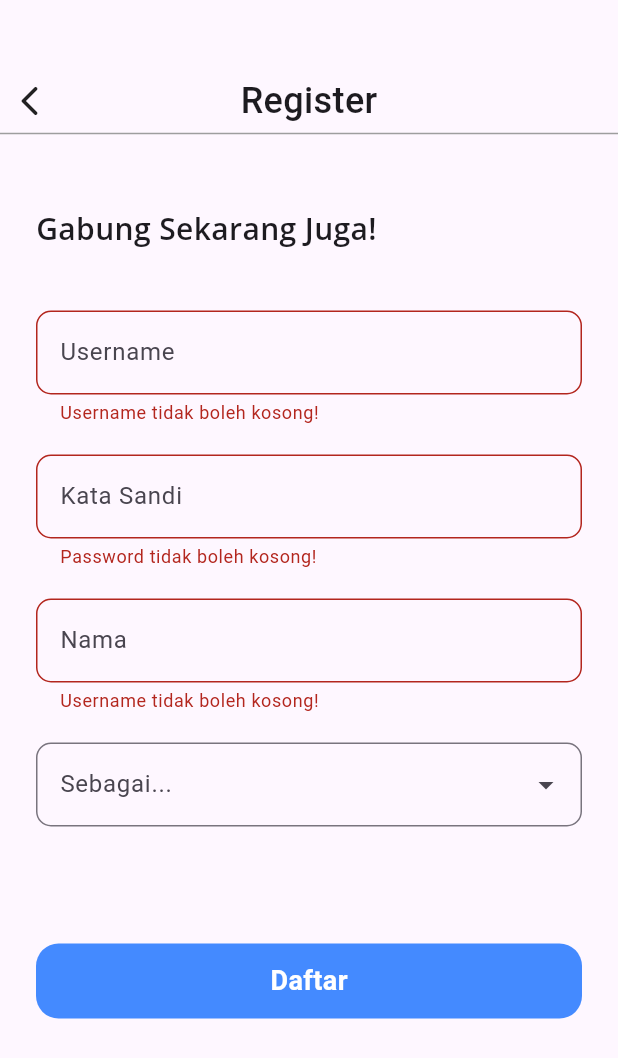
After one commit to jujuupanda/sistem_informasi_management, a Flutter app: the RegisterPage screen opened by its route, after a tap on "Daftar", on a phone screen of 412 x 824 dp. The commit adds this screen. Shown: the top 1058 px of the screen. Run offline on Flutter 3.47's test engine with Material 3 defaults, Android fonts, the phone set to English and light mode, and no system bars; drawn by our look-alikes of dropdown_textfield; our stand-ins replace bloc, connectivity_plus, equatable, flutter_bloc, gap, go_router and 3 more; accounts and stored records are empty.

Commit message:
add register

```diff
--- a/lib/src/data/bloc/auth/auth_event.dart
+++ b/lib/src/data/bloc/auth/auth_event.dart
@@ -23,4 +23,16 @@ class AuthLoginEvent extends AuthEvent {
 
 class AuthLogoutEvent extends AuthEvent {}
 
-class AuthRegisterEvent extends AuthEvent {}
+class AuthRegisterEvent extends AuthEvent {
+  final String username;
+  final String password;
+  final String name;
+  final String role;
+
+  const AuthRegisterEvent(
+    this.username,
+    this.password,
+    this.name,
+    this.role,
+  );
+}
--- a/lib/src/data/bloc/user/user_event.dart
+++ b/lib/src/data/bloc/user/user_event.dart
@@ -11,6 +11,20 @@ class UserInitialEvent extends UserEvent {}
 
 class UserGetUserEvent extends UserEvent {}
 
+class UserAddUserEvent extends UserEvent {
+  final String username;
+  final String password;
+  final String name;
+  final String role;
+
+  const UserAddUserEvent(
+    this.username,
+    this.password,
+    this.name,
+    this.role,
+  );
+}
+
 class UserEditUserEvent extends UserEvent {}
 
 class UserEditUserPasswordEvent extends UserEvent {}
--- a/lib/src/data/bloc/user/user_state.dart
+++ b/lib/src/data/bloc/user/user_state.dart
@@ -28,6 +28,20 @@ class UserGetUserErrorState extends UserState {
   List<Object> get props => [];
 }
 
+class UserAddUserSuccessState extends UserState {
+  @override
+  List<Object> get props => [];
+}
+
+class UserAddUserErrorState extends UserState {
+  final String error;
+
+  const UserAddUserErrorState(this.error);
+
+  @override
+  List<Object> get props => [error];
+}
+
 class UserEditUserSuccessState extends UserState {
   @override
   List<Object> get props => [];
--- a/lib/src/data/repositories/auth_repository.dart
+++ b/lib/src/data/repositories/auth_repository.dart
@@ -28,6 +28,4 @@ class Auth {
     Map<String, dynamic> userInfo = JwtDecoder.decode(token);
     return userInfo;
   }
-
-  register() {}
 }
--- a/lib/src/data/repositories/repository.dart
+++ b/lib/src/data/repositories/repository.dart
@@ -10,7 +10,7 @@ part 'event_repository.dart';
 part 'user_repository.dart';
 
 class Repository {
-  final baseUrlApp = "http://172.16.4.167:4000";
+  final baseUrlApp = "http://172.16.2.254:4000";
 
   final auth = Auth();
   final event = Event();
--- a/lib/src/data/repositories/user_repository.dart
+++ b/lib/src/data/repositories/user_repository.dart
@@ -1,7 +1,13 @@
 part of 'repository.dart';
 
 class User {
-  getUser(String username, String role, String token) async {
+  late String error;
+
+  getUser(
+    String username,
+    String role,
+    String token,
+  ) async {
     final url =
         Uri.parse("${Repository().baseUrlApp}/user/getUser/$username").replace(
       queryParameters: {
@@ -22,4 +28,29 @@ class User {
       return null;
     }
   }
+
+  addUser(
+    String username,
+    String password,
+    String name,
+    String role,
+  ) async {
+    error = "";
+    final url = Uri.parse("${Repository().baseUrlApp}/user/createUser");
+    final response = await http.post(
+      url,
+      body: {
+        "username": username,
+        "password": password,
+        "name": name,
+        "role": role
+      },
+    );
+    final result = jsonDecode(response.body);
+    if (response.statusCode == 200) {
+      return null;
+    } else {
+      return error = result["message"];
+    }
+  }
 }
--- a/lib/src/presentation/pages/choice/choice.dart
+++ b/lib/src/presentation/pages/choice/choice.dart
@@ -69,7 +69,9 @@ class _ChoicePageState extends State<ChoicePage> {
                         buttonName: "Masuk"),
                     const Gap(10),
                     ButtonChoice(
-                      onTap: () {},
+                      onTap: () {
+                        context.pushNamed(Routes.register);
+                      },
                       buttonName: "Daftar",
                     ),
                   ],
--- /dev/null
+++ b/lib/src/presentation/pages/register/register.dart
@@ -0,0 +1,269 @@
+import 'package:dropdown_textfield/dropdown_textfield.dart';
+import 'package:flutter/material.dart';
+import 'package:flutter_bloc/flutter_bloc.dart';
+import 'package:gap/gap.dart';
+import 'package:google_fonts/google_fonts.dart';
+import 'package:sistem_informasi_sekolah/src/routes/name_routes.dart';
+
+import '../../../data/bloc/user/user_bloc.dart';
+import '../../widgets/general/general_widget.dart';
+
+class RegisterPage extends StatefulWidget {
+  const RegisterPage({super.key});
+
+  @override
+  State<RegisterPage> createState() => _RegisterPageState();
+}
+
+class _RegisterPageState extends State<RegisterPage> {
+  final GlobalKey<FormState> _formKey = GlobalKey<FormState>();
+  late TextEditingController _usernameCtrl;
+  late TextEditingController _passwordCtrl;
+  late TextEditingController _nameCtrl;
+  late SingleValueDropDownController _roleCtrl;
+  late UserBloc _userBloc;
+
+  _addUser() {
+    _userBloc = context.read<UserBloc>();
+    _userBloc.add(UserAddUserEvent(
+      _usernameCtrl.text.toString(),
+      _passwordCtrl.text.toString(),
+      _nameCtrl.text.toString(),
+      _roleCtrl.dropDownValue!.value.toString(),
+    ));
+  }
+
+  _initialUser() {
+    _userBloc = context.read<UserBloc>();
+    _userBloc.add(UserInitialEvent());
+  }
+
+  Future<void> _showMyDialog() async {
+    return showDialog<void>(
+      context: context,
+      barrierDismissible: false, // user must tap button!
+      builder: (BuildContext context) {
+        return AlertDialog(
+          title: const Text('Pendaftaran Berhasil'),
+          content: const SingleChildScrollView(
+            child: ListBody(
+              children: <Widget>[
+                Text('Pendaftaran berhasil dilakukan.'),
+              ],
+            ),
+          ),
+          actions: <Widget>[
+            TextButton(
+              child: const Text('Kembali'),
+              onPressed: () {
+                _initialUser();
+                context.goNamed(Routes.choice);
+              },
+            ),
+            TextButton(
+              child: const Text('Ok'),
+              onPressed: () {
+                _initialUser();
+                context.pop();
+              },
+            ),
+          ],
+        );
+      },
+    );
+  }
+
+  @override
+  void initState() {
+    _usernameCtrl = TextEditingController();
+    _passwordCtrl = TextEditingController();
+    _nameCtrl = TextEditingController();
+    _roleCtrl = SingleValueDropDownController();
+
+    super.initState();
+  }
+
+  @override
+  void dispose() {
+    _roleCtrl.dispose();
+
+    super.dispose();
+  }
+
+  final List<DropDownValueModel> _roleDropDown = const [
+    DropDownValueModel(name: 'Guru', value: "1"),
+    DropDownValueModel(name: 'Murid', value: "2"),
+  ];
+
+  @override
+  Widget build(BuildContext context) {
+    _initialUser();
+    return Scaffold(
+      body: BlocBuilder<UserBloc, UserState>(
+        builder: (context, state) {
+          if (state is UserAddUserSuccessState) {
+            WidgetsBinding.instance
+                .addPostFrameCallback((_) => _showMyDialog());
+          }
+          return Stack(
+            children: [
+              Column(
+                children: [
+                  const HeaderPage(name: "Register"),
+                  Expanded(
+                    child: RefreshIndicator(
+                      onRefresh: () async {},
+                      child: SingleChildScrollView(
+                        child: Padding(
+                          padding: const EdgeInsets.all(24),
+                          child: Form(
+                            key: _formKey,
+                            child: Column(
+                              mainAxisAlignment: MainAxisAlignment.center,
+                              children: [
+                                const Gap(20),
+                                Align(
+                                  alignment: Alignment.centerLeft,
+                                  child: Text(
+                                    "Gabung Sekarang Juga!",
+                                    style: GoogleFonts.openSans(
+                                      fontSize: 20,
+                                      fontWeight: FontWeight.w600,
+                                    ),
+                                  ),
+                                ),
+                                const Gap(40),
+                                TextFormField(
+                                  controller: _usernameCtrl,
+                                  autovalidateMode:
+                                      AutovalidateMode.onUserInteraction,
+                                  decoration: InputDecoration(
+                                    border: OutlineInputBorder(
+                                      borderRadius: BorderRadius.circular(10),
+                                    ),
+                                    hintText: "Username",
+                                  ),
+                                  validator: (value) {
+                                    if (value == null || value.isEmpty) {
+                                      return 'Username tidak boleh kosong!';
+                                    } else {
+                                      return null;
+                                    }
+                                  },
+                                ),
+                                const Gap(20),
+                                TextFormField(
+                                  controller: _passwordCtrl,
+                                  obscureText: true,
+                                  autovalidateMode:
+                                      AutovalidateMode.onUserInteraction,
+                                  decoration: InputDecoration(
+                                    border: OutlineInputBorder(
+                                      borderRadius: BorderRadius.circular(10),
+                                    ),
+                                    hintText: "Kata Sandi",
+                                  ),
+                                  validator: (value) {
+                                    if (value == null || value.isEmpty) {
+                                      return 'Password tidak boleh kosong!';
+                                    } else {
+                                      return null;
+                                    }
+                                  },
+                                ),
+                                const Gap(20),
+                                TextFormField(
+                                  controller: _nameCtrl,
+                                  autovalidateMode:
+                                      AutovalidateMode.onUserInteraction,
+                                  decoration: InputDecoration(
+                                    border: OutlineInputBorder(
+                                      borderRadius: BorderRadius.circular(10),
+                                    ),
+                                    hintText: "Nama",
+                                  ),
+                                  validator: (value) {
+                                    if (value == null || value.isEmpty) {
+                                      return 'Username tidak boleh kosong!';
+                                    } else {
+                                      return null;
+                                    }
+                                  },
+                                ),
+                                const Gap(20),
+                                DropDownTextField(
+                                  autovalidateMode:
+                                      AutovalidateMode.onUserInteraction,
+                                  controller: _roleCtrl,
+                                  textFieldDecoration: InputDecoration(
+                                    border: OutlineInputBorder(
+                                      borderRadius: BorderRadius.circular(10),
+                                    ),
+                                    hintText: "Sebagai...",
+                                  ),
+                                  validator: (value) {
+                                    if (value!.isEmpty) {
+                                      return "Role tidak boleh kosong!";
+                                    } else {
+                                      return null;
+                                    }
+                                  },
+                                  dropDownList: _roleDropDown,
+                                  onChanged: (value) {
+                                    setState(() {});
+                                  },
+                                ),
+                                const Gap(40),
+                                Padding(
+                                  padding: const EdgeInsets.all(12),
+                                  child: BlocBuilder<UserBloc, UserState>(
+                                    builder: (context, state) {
+                                      if (state is UserAddUserErrorState) {
+                                        return Text(
+                                          state.error,
+                                          style: const TextStyle(
+                                              color: Colors.redAccent),
+                                        );
+                                      } else {
+                                        return const Padding(
+                                          padding: EdgeInsets.all(7),
+                                          child: SizedBox(),
+                                        );
+                                      }
+                                    },
+                                  ),
+                                ),
+                                ButtonRegister(
+                                  onTap: () {
+                                    if (_formKey.currentState!.validate()) {
+                                      _addUser();
+                                    }
+                                  },
+                                ),
+                                const Gap(15),
+                              ],
+                            ),
+                          ),
+                        ),
+                      ),
+                    ),
+                  ),
+                ],
+              ),
+              BlocBuilder<UserBloc, UserState>(
+                builder: (context, state) {
+                  if (state is UserLoadingState) {
+                    return const Center(
+                      child: LoadingWidget(),
+                    );
+                  }
+                  return const SizedBox();
+                },
+              ),
+            ],
+          );
+        },
+      ),
+    );
+  }
+}
--- /dev/null
+++ b/lib/src/presentation/widgets/general/button_register.dart
@@ -0,0 +1,39 @@
+part of 'general_widget.dart';
+
+class ButtonRegister extends StatelessWidget {
+  final VoidCallback? onTap;
+
+  const ButtonRegister({
+    required this.onTap,
+    super.key,
+  });
+
+  @override
+  Widget build(BuildContext context) {
+    return Container(
+      height: 50,
+      width: double.infinity,
+      decoration: BoxDecoration(
+        color: Colors.blueAccent,
+        borderRadius: BorderRadius.circular(15),
+      ),
+      child: Material(
+        color: Colors.transparent,
+        child: InkWell(
+          onTap: onTap,
+          borderRadius: BorderRadius.circular(15),
+          splashColor: Colors.blue,
+          child: const Center(
+              child: Text(
+            "Daftar",
+            style: TextStyle(
+              color: Colors.white,
+              fontWeight: FontWeight.bold,
+              fontSize: 18,
+            ),
+          )),
+        ),
+      ),
+    );
+  }
+}
--- a/lib/src/presentation/widgets/general/general_widget.dart
+++ b/lib/src/presentation/widgets/general/general_widget.dart
@@ -8,3 +8,5 @@ part 'loading_widget.dart';
 part 'logout_button.dart';
 part 'pop_scope.dart';
 part 'header_page.dart';
+part 'button_login.dart';
+part 'button_register.dart';
--- a/lib/src/presentation/widgets/general/header_page.dart
+++ b/lib/src/presentation/widgets/general/header_page.dart
@@ -1,4 +1,5 @@
 part of 'general_widget.dart';
+
 class HeaderPage extends StatelessWidget {
   final String name;
 
@@ -28,8 +29,8 @@ class HeaderPage extends StatelessWidget {
                 child: Center(
                   child: Text(
                     name,
-                    style:
-                    const TextStyle(fontWeight: FontWeight.w500, fontSize: 24),
+                    style: const TextStyle(
+                        fontWeight: FontWeight.w500, fontSize: 24),
                   ),
                 ),
               ),
--- a/lib/src/presentation/widgets/login/login_widget.dart
+++ b/lib/src/presentation/widgets/login/login_widget.dart
@@ -3,7 +3,6 @@ import 'package:go_router/go_router.dart';
 
 import '../../../utils/utils.dart';
 
-part 'login_button.dart';
 part 'login_button_forget_password.dart';
 part 'login_button_other_login.dart';
 part 'login_image.dart';
--- a/lib/src/routes/name_routes.dart
+++ b/lib/src/routes/name_routes.dart
@@ -5,6 +5,7 @@ export 'package:go_router/go_router.dart';
 abstract class Routes {
    static const main = "main";
    static const login = "login";
+   static const register = "register";
    static const event = "event";
    static const detailEvent = "detailEvent";
    static const splash = "splash";
--- a/lib/src/routes/routes_app.dart
+++ b/lib/src/routes/routes_app.dart
@@ -10,6 +10,7 @@ import '../presentation/pages/main/main.dart';
 import '../presentation/pages/navigation_bar/navigation_bar.dart';
 import '../presentation/pages/presence/presence.dart';
 import '../presentation/pages/profile/profile.dart';
+import '../presentation/pages/register/register.dart';
 import '../presentation/pages/splash/splash.dart';
 import 'name_routes.dart';
 
@@ -118,6 +119,13 @@ final GoRouter router = GoRouter(
               return const LoginPage();
             },
           ),
+          GoRoute(
+            path: 'register',
+            name: Routes.register,
+            builder: (context, state) {
+              return const RegisterPage();
+            },
+          ),
           //Route for register
           //here
         ]),
--- a/pubspec.yaml
+++ b/pubspec.yaml
@@ -45,6 +45,7 @@ dependencies:
   connectivity_plus: ^5.0.2
   google_fonts: ^4.0.4
   intl: ^0.19.0
+  dropdown_textfield: ^1.0.8
 
 dev_dependencies:
   flutter_test:
```
Also changed, not shown: lib/src/data/bloc/auth/auth_bloc.dart (+2 -5 lines), lib/src/data/bloc/user/user_bloc.dart (+20 -0 lines), lib/src/presentation/pages/login/login.dart (+3 -15 lines), lib/src/presentation/pages/profile/profile.dart (+11 -11 lines), lib/src/presentation/widgets/general/button_login.dart (renamed from lib/src/presentation/widgets/login/login_button.dart, +3 -8 lines), pubspec.lock.
